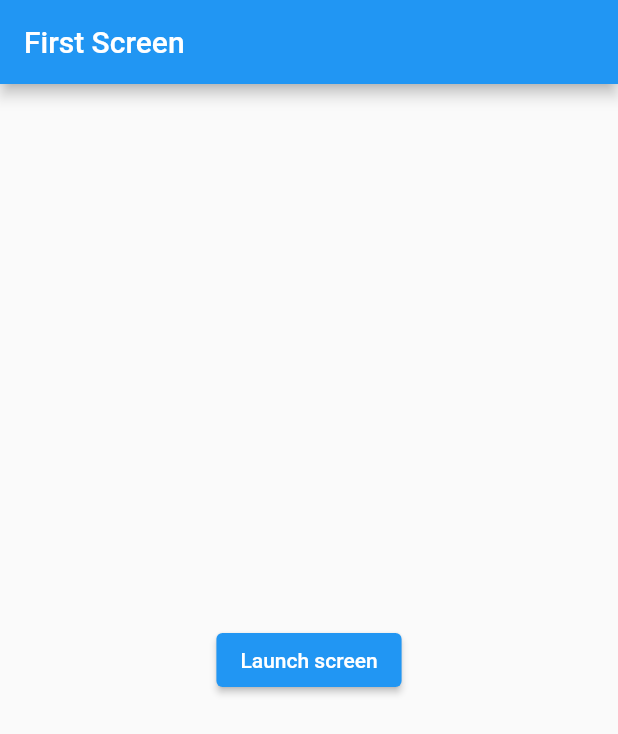
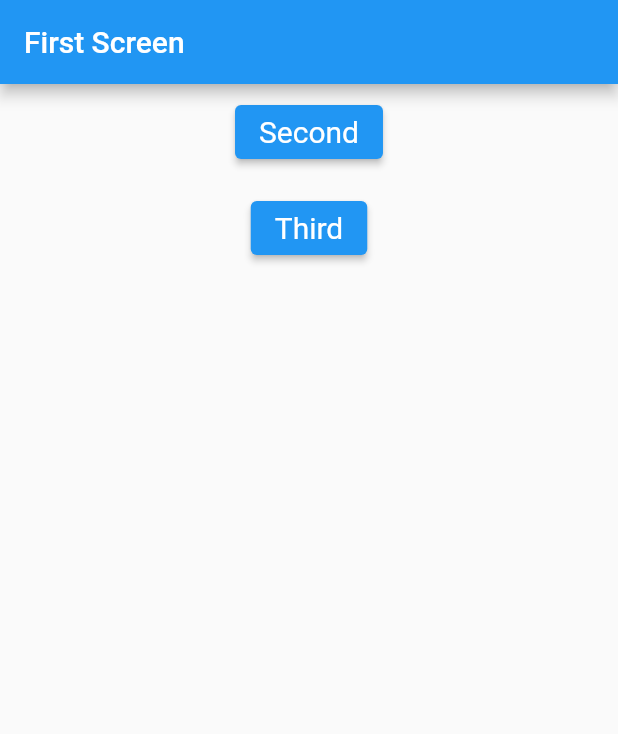
Before and after one commit to digitalprojections/mapapp, a Flutter app: the screen it shows after launch, on a phone screen of 412 x 824 dp. Shown: the top 734 px of the screen. Run offline on Flutter 3.47's test engine with Material 2 defaults, Android fonts, the phone set to English and light mode, and no system bars.

Commit message:
Update main.dart
testing out various kinds of apps to understand the structure. It is important to get a firm knowledge before proceeding to building an actual app

```diff
--- a/lib/main.dart
+++ b/lib/main.dart
@@ -11,6 +11,7 @@ void main(List<String> args) {
       '/': (context) => const FirstScreen(),
       // When navigating to the "/second" route, build the SecondScreen widget.
       '/second': (context) => const SecondScreen(),
+      '/third': (context) => const ThirdScreen(),
     },
   ));
 }
@@ -25,15 +26,40 @@ class FirstScreen extends StatelessWidget {
         title: const Text('First Screen'),
       ),
       body: Center(
+        child: Column(
+          children: PageButtons(context),
+        ),
+      ),
+    );
+  }
+
+  PageButtons(context) {
+    final ButtonStyle bstyle =
+        ElevatedButton.styleFrom(textStyle: const TextStyle(fontSize: 20));
+    return [
+      Padding(
+        padding: const EdgeInsets.all(8.0),
         child: ElevatedButton(
+          style: bstyle,
           onPressed: () {
             // Navigate to the second screen when tapped.
             Navigator.pushNamed(context, "/second");
           },
-          child: const Text('Launch screen'),
+          child: const Text('Second'),
         ),
       ),
-    );
+      Padding(
+        padding: const EdgeInsets.all(8.0),
+        child: ElevatedButton(
+          style: bstyle,
+          onPressed: () {
+            // Navigate to the second screen when tapped.
+            Navigator.pushNamed(context, "/third");
+          },
+          child: const Text('Third'),
+        ),
+      ),
+    ];
   }
 }
 
@@ -58,3 +84,25 @@ class SecondScreen extends StatelessWidget {
     );
   }
 }
+
+class ThirdScreen extends StatelessWidget {
+  const ThirdScreen({Key? key}) : super(key: key);
+
+  @override
+  Widget build(BuildContext context) {
+    return Scaffold(
+      appBar: AppBar(
+        title: const Text('Third Screen'),
+      ),
+      body: Center(
+        child: ElevatedButton(
+          onPressed: () {
+            // Navigate back to first screen when tapped.
+            Navigator.pop(context);
+          },
+          child: const Text('Go back!'),
+        ),
+      ),
+    );
+  }
+}
```
